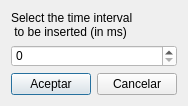
Before: the Qt Designer form Graphic_Interface/UI_Files/insertSilence.ui in ECMora/SoundLab, drawn with Qt 5.
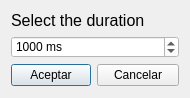
After: the same form once the commit is applied.

What changed in the file:
```diff
--- a/Graphic_Interface/UI_Files/insertSilence.ui
+++ b/Graphic_Interface/UI_Files/insertSilence.ui
@@ -6,8 +6,8 @@
    <rect>
     <x>0</x>
     <y>0</y>
-    <width>174</width>
-    <height>106</height>
+    <width>190</width>
+    <height>98</height>
    </rect>
   </property>
   <property name="windowTitle">
@@ -20,7 +20,7 @@
    <bool>false</bool>
   </property>
   <layout class="QFormLayout" name="formLayout">
-   <item row="3" column="0">
+   <item row="2" column="0">
     <widget class="QPushButton" name="btonaceptar">
      <property name="toolTip">
       <string extracomment="Acepta los cambios realizados"/>
@@ -39,7 +39,7 @@
      </property>
     </widget>
    </item>
-   <item row="3" column="1">
+   <item row="2" column="1">
     <widget class="QPushButton" name="btoncancelar">
      <property name="toolTip">
       <string extracomment="Cancelar la operacion"/>
@@ -52,27 +52,34 @@
      </property>
     </widget>
    </item>
+   <item row="0" column="0" colspan="2">
+    <widget class="QLabel" name="label">
+     <property name="font">
+      <font>
+       <pointsize>12</pointsize>
+      </font>
+     </property>
+     <property name="styleSheet">
+      <string notr="true"/>
+     </property>
+     <property name="text">
+      <string>Select the duration</string>
+     </property>
+    </widget>
+   </item>
    <item row="1" column="0" colspan="2">
     <widget class="QSpinBox" name="insertSpinBox">
      <property name="styleSheet">
       <string notr="true">background-color: rgb(255, 255, 255);</string>
      </property>
+     <property name="suffix">
+      <string> ms</string>
+     </property>
      <property name="maximum">
       <number>100000000</number>
      </property>
      <property name="value">
-      <number>0</number>
-     </property>
-    </widget>
-   </item>
-   <item row="0" column="0" colspan="2">
-    <widget class="QLabel" name="label">
-     <property name="styleSheet">
-      <string notr="true"/>
-     </property>
-     <property name="text">
-      <string>Select the time interval 
- to be inserted (in ms)</string>
+      <number>1000</number>
      </property>
     </widget>
    </item>
```
